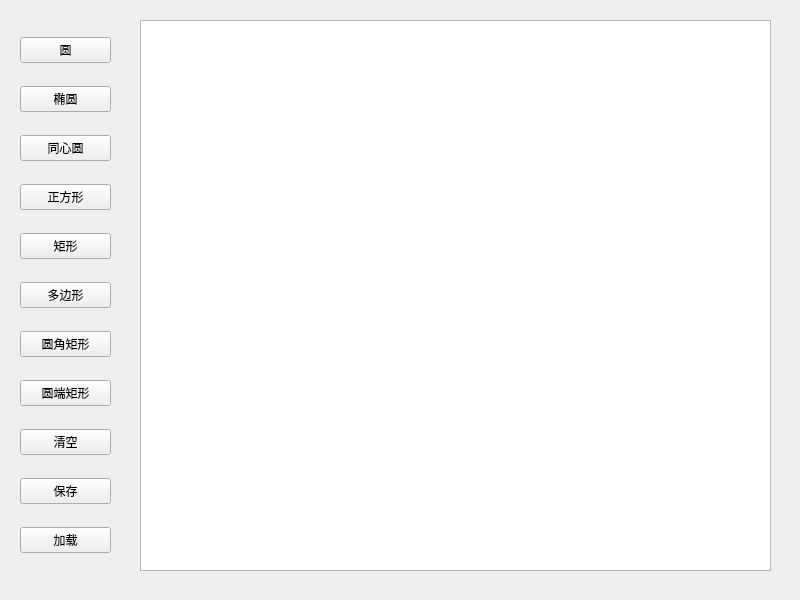
Above: mainwindow.ui from lucky-billy/Draw_Figure before the change. Below: the same form after it.
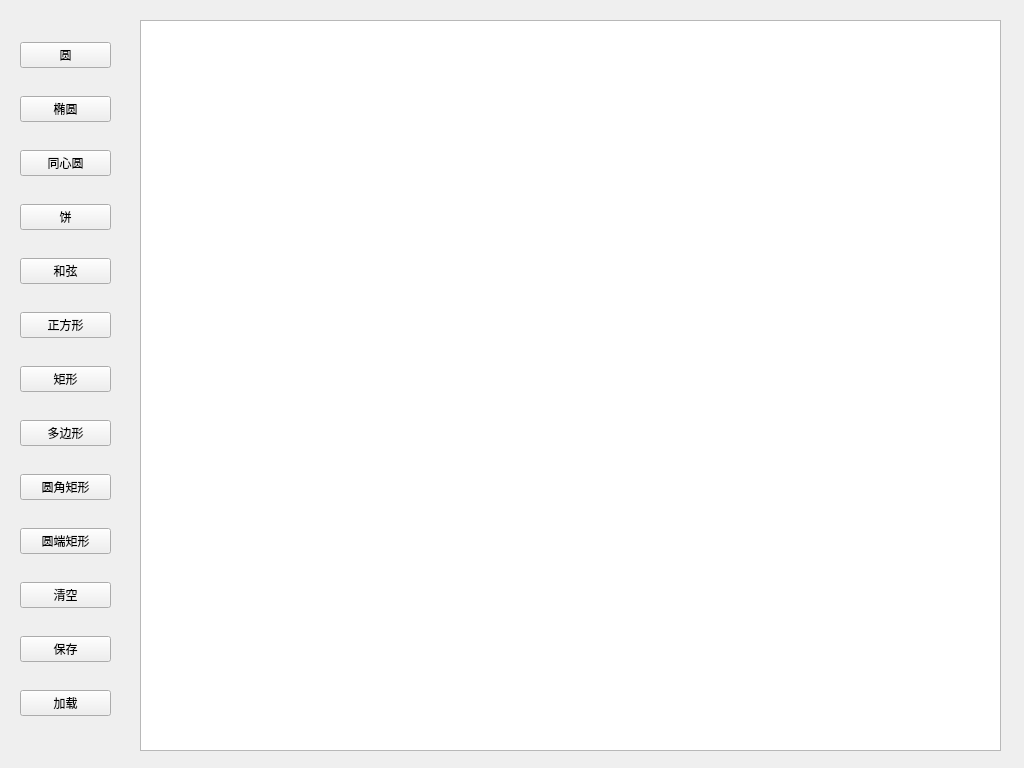
That is the form after the change.

Commit message: Complete Pie, Chord, Concentric_Circle, Polygon.

Patch:
```diff
--- a/mainwindow.ui
+++ b/mainwindow.ui
@@ -6,8 +6,8 @@
    <rect>
     <x>0</x>
     <y>0</y>
-    <width>800</width>
-    <height>600</height>
+    <width>1024</width>
+    <height>768</height>
    </rect>
   </property>
   <property name="windowTitle">
@@ -20,7 +20,7 @@
       <x>20</x>
       <y>20</y>
       <width>91</width>
-      <height>551</height>
+      <height>731</height>
      </rect>
     </property>
     <layout class="QVBoxLayout" name="verticalLayout">
@@ -45,6 +45,20 @@
        </property>
       </widget>
      </item>
+     <item>
+      <widget class="QPushButton" name="pieBtn">
+       <property name="text">
+        <string>饼</string>
+       </property>
+      </widget>
+     </item>
+     <item>
+      <widget class="QPushButton" name="chordBtn">
+       <property name="text">
+        <string>和弦</string>
+       </property>
+      </widget>
+     </item>
      <item>
       <widget class="QPushButton" name="squareBtn">
        <property name="text">
@@ -108,8 +122,8 @@
      <rect>
       <x>140</x>
       <y>20</y>
-      <width>631</width>
-      <height>551</height>
+      <width>861</width>
+      <height>731</height>
      </rect>
     </property>
    </widget>
```
The commit also changes 5 other files.
